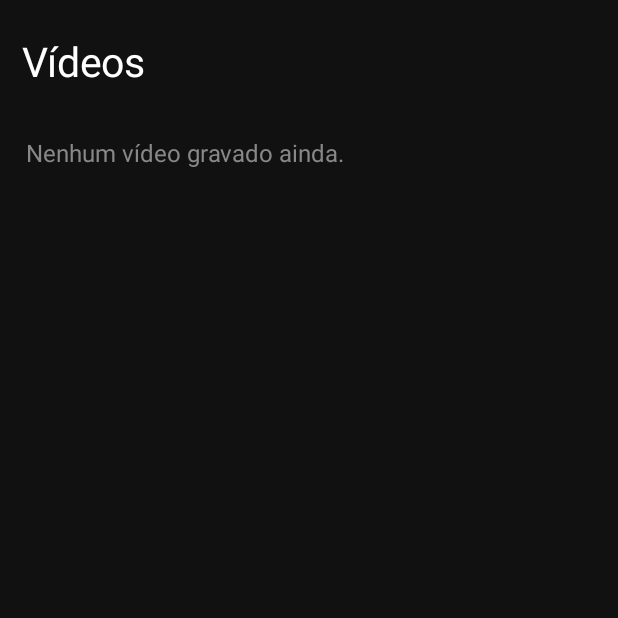
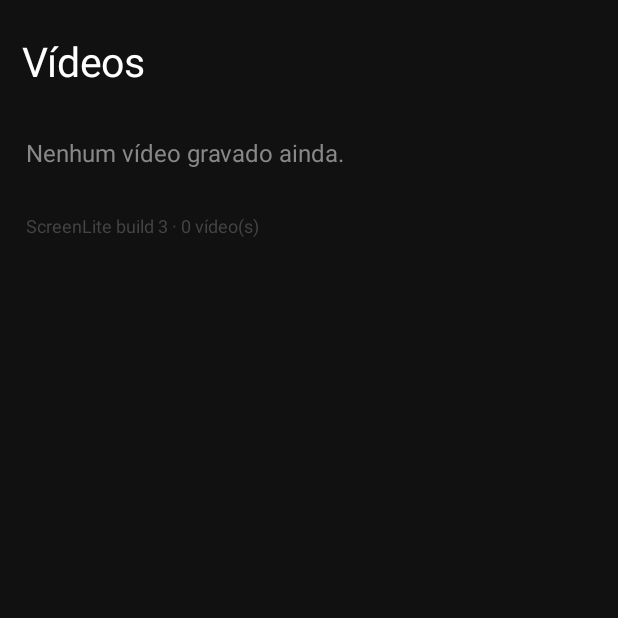
Before and after one commit to estranhosla308-tech/ScreenLite, an Android app: the screen it shows after launch (MainActivity), on a phone screen of 412 x 824 dp, the top half of it. Run offline under Robolectric (Android 15) with nearby library versions, the phone set to English and light mode, and no system bars.

Commit message:
Lista videos incluindo pendentes e diagnostico

```diff
--- a/app/src/main/java/br/com/screenlite/recorder/MainActivity.kt
+++ b/app/src/main/java/br/com/screenlite/recorder/MainActivity.kt
@@ -2,15 +2,16 @@ package br.com.screenlite.recorder
 
 import android.app.Activity
 import android.media.projection.MediaProjectionManager
+import android.content.ContentResolver
+import android.content.ContentUris
+import android.content.ContentValues
 import android.content.Intent
 import android.content.pm.PackageManager
 import android.graphics.Color
-import android.media.MediaMetadataRetriever
 import android.net.Uri
 import android.os.Build
 import android.os.Bundle
 import android.provider.MediaStore
-import android.view.Gravity
 import android.view.View
 import android.widget.*
 import android.Manifest
@@ -45,11 +46,26 @@ class MainActivity : Activity() {
         base("Vídeos")
         val scroll = ScrollView(this)
         val list = LinearLayout(this).apply { orientation = LinearLayout.VERTICAL }
-        val collection = contentResolver.query(MediaStore.Video.Media.EXTERNAL_CONTENT_URI,
-            arrayOf(MediaStore.Video.Media._ID, MediaStore.Video.Media.DISPLAY_NAME, MediaStore.Video.Media.DURATION, MediaStore.Video.Media.SIZE, MediaStore.Video.Media.WIDTH, MediaStore.Video.Media.HEIGHT),
-            "${MediaStore.Video.Media.RELATIVE_PATH} LIKE ?", arrayOf("Movies/ScreenLite%"), "${MediaStore.Video.Media.DATE_ADDED} DESC")
         var count = 0
-        collection?.use { c -> while (c.moveToNext()) {
+        var error: String? = null
+        try {
+            val collectionUri = MediaStore.Video.Media.EXTERNAL_CONTENT_URI
+            val args = Bundle().apply {
+                putString(ContentResolver.QUERY_ARG_SQL_SELECTION, "${MediaStore.Video.Media.OWNER_PACKAGE_NAME} = ? OR ${MediaStore.Video.Media.RELATIVE_PATH} LIKE ?")
+                putStringArray(ContentResolver.QUERY_ARG_SQL_SELECTION_ARGS, arrayOf(packageName, "Movies/ScreenLite%"))
+                putString(ContentResolver.QUERY_ARG_SQL_SORT_ORDER, "${MediaStore.Video.Media.DATE_ADDED} DESC")
+                putInt("android:query-arg-match-pending", 1)
+            }
+            val projection = arrayOf(MediaStore.Video.Media._ID, MediaStore.Video.Media.DISPLAY_NAME, MediaStore.Video.Media.DURATION,
+                MediaStore.Video.Media.SIZE, MediaStore.Video.Media.WIDTH, MediaStore.Video.Media.HEIGHT, MediaStore.Video.Media.IS_PENDING)
+            contentResolver.query(collectionUri, projection, args, null)?.use { c ->
+                while (c.moveToNext()) {
+                    val videoId = c.getLong(0)
+                    val itemUri = ContentUris.withAppendedId(collectionUri, videoId)
+                    // Recupera gravações que ficaram marcadas como pendentes
+                    if (c.getInt(6) == 1 && !RecorderService.isRecording) {
+                        try { contentResolver.update(itemUri, ContentValues().apply { put(MediaStore.Video.Media.IS_PENDING, 0) }, null, null) } catch (_: Exception) { }
+                    }
                     count++
                     val name = c.getString(1) ?: "Gravação"
                     val duration = (c.getLong(2) / 1000).coerceAtLeast(0)
@@ -60,13 +76,19 @@ class MainActivity : Activity() {
                         textSize = 16f; setTextColor(Color.LTGRAY); setPadding(18,18,18,18); setBackgroundColor(Color.rgb(34,34,34))
                     }
                     val lp = LinearLayout.LayoutParams(-1,-2); lp.bottomMargin = 12; list.addView(card,lp)
-            val videoId = c.getLong(0)
                     card.setOnClickListener {
-                val uri = Uri.withAppendedPath(MediaStore.Video.Media.EXTERNAL_CONTENT_URI, videoId.toString())
-                startActivity(Intent(Intent.ACTION_VIEW).setDataAndType(uri,"video/mp4").addFlags(Intent.FLAG_GRANT_READ_URI_PERMISSION))
+                        startActivity(Intent(Intent.ACTION_VIEW).setDataAndType(itemUri,"video/mp4").addFlags(Intent.FLAG_GRANT_READ_URI_PERMISSION))
                     }
-        } }
+                }
+            }
+        } catch (e: Exception) {
+            error = e.toString()
+        }
         if (count == 0) list.addView(TextView(this).apply { text="Nenhum vídeo gravado ainda."; textSize=16f; setTextColor(Color.GRAY); setPadding(8,28,8,28) })
+        list.addView(TextView(this).apply {
+            text = "ScreenLite build 3 · $count vídeo(s)" + (if (error != null) "\nErro: $error" else "")
+            textSize = 12f; setTextColor(Color.DKGRAY); setPadding(8,16,8,16)
+        })
         scroll.addView(list); root.addView(scroll, LinearLayout.LayoutParams(-1,0,1f))
         root.addView(button("●  Mostrar controle flutuante") { beginPermissionFlow() }, LinearLayout.LayoutParams(-1,-2))
         root.addView(button("⚙  Configurações") { showSettings() })
--- a/app/src/main/java/br/com/screenlite/recorder/RecorderService.kt
+++ b/app/src/main/java/br/com/screenlite/recorder/RecorderService.kt
@@ -22,6 +22,7 @@ class RecorderService : Service() {
         const val ACTION_PREPARE = "br.com.screenlite.PREPARE"
         private const val CHANNEL = "screenlite_recording"
         private const val NOTIFICATION_ID = 901
+        @Volatile var isRecording = false
     }
 
     private lateinit var windowManager: WindowManager
@@ -31,7 +32,9 @@ class RecorderService : Service() {
     private var virtualDisplay: VirtualDisplay? = null
     private var outputUri: Uri? = null
     private var outputPfd: android.os.ParcelFileDescriptor? = null
-    private var recording = false
+    private var recording: Boolean
+        get() = isRecording
+        set(v) { isRecording = v }
     private var timerHandler = Handler(Looper.getMainLooper())
     private var startedAt = 0L
     private var timer: TextView? = null
```
Lines whose indentation alone changed are shown as unchanged.
